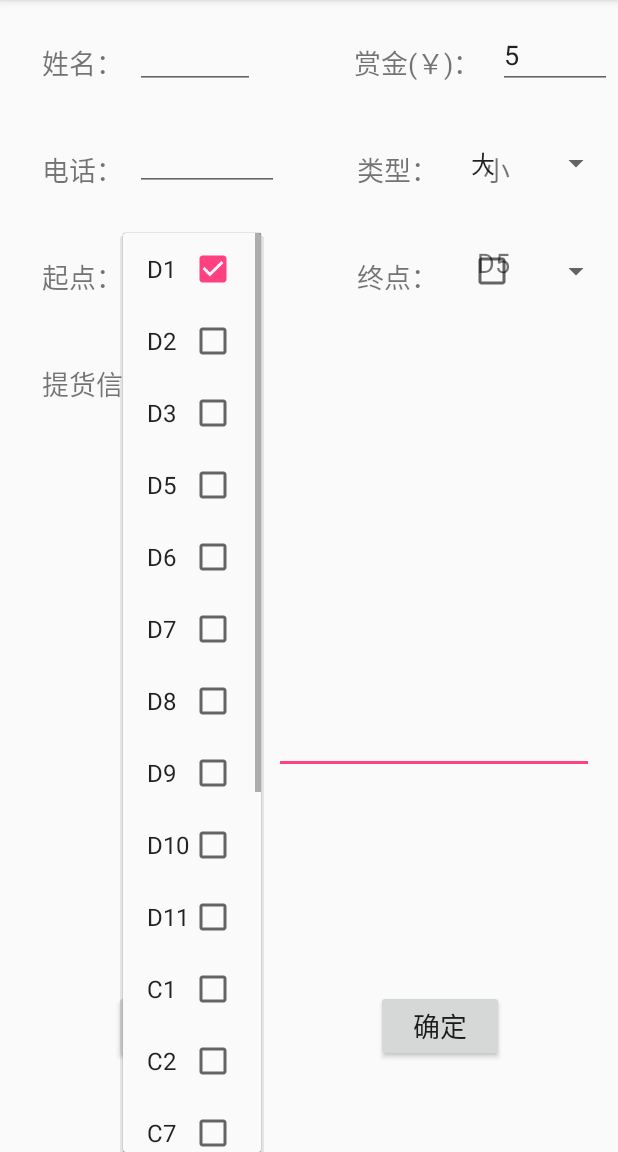
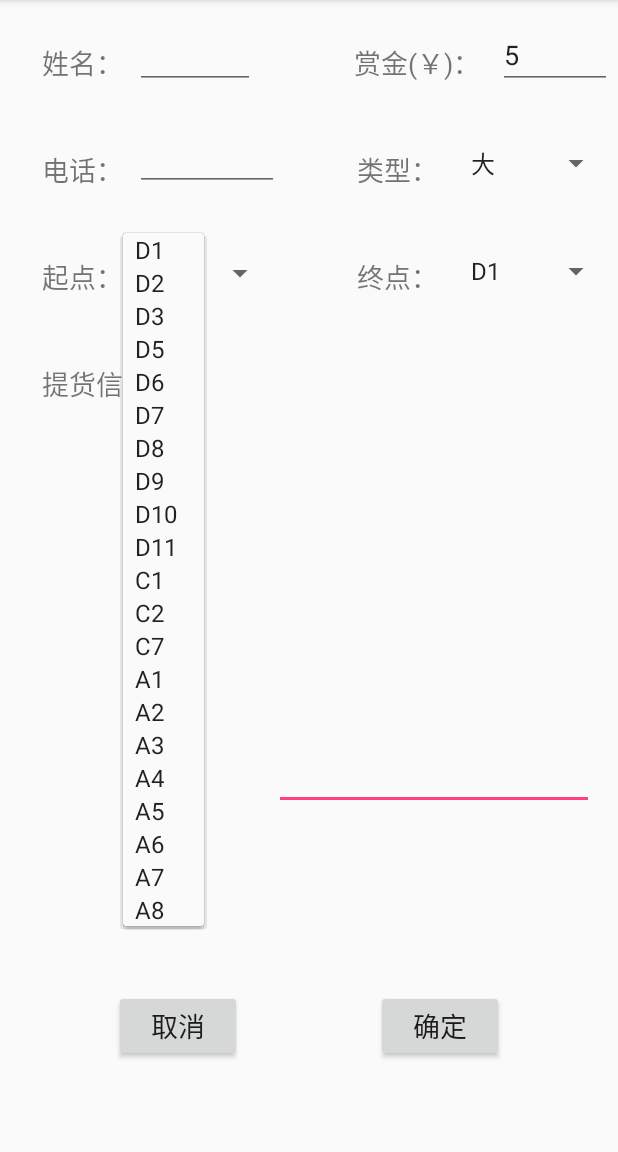
Before and after one commit to StellarL/Express, an Android app: the num11Activity screen opened directly, with no data from a screen before it, after a tap on "D1", on a phone screen of 412 x 824 dp, the part 84-1236 px from its top. Run offline under Robolectric (Android 15) with nearby library versions, the phone set to English and light mode, and no system bars.

Commit message:
最终版本 (#18)

```diff
--- a/app/src/main/java/com/example/packageapp/mineActivity.java
+++ b/app/src/main/java/com/example/packageapp/mineActivity.java
@@ -76,9 +76,9 @@ public class mineActivity extends AppCompatActivity implements BottomNavigationB
                  *  BACKGROUND_STYLE_RIPPLE: 波纹样式 点击有波纹效果
                  */
 
-                .setActiveColor("#FF107FFD") //选中颜色
-                .setInActiveColor("#e9e6e6") //未选中颜色
-                .setBarBackgroundColor("#1ccbae");//导航栏背景色
+                .setActiveColor(R.color.check) //选中颜色
+                .setInActiveColor(R.color.colorgrey) //未选中颜色
+                .setBarBackgroundColor(R.color.back);//导航栏背景色
 
         /** 添加导航按钮 */
         bottomNavigationBar
--- a/app/src/main/java/com/example/packageapp/num11Activity.java
+++ b/app/src/main/java/com/example/packageapp/num11Activity.java
@@ -56,7 +56,7 @@ public class num11Activity extends AppCompatActivity {
 
 
 
-        /*spinner.setOnItemSelectedListener(new AdapterView.OnItemSelectedListener() {
+        spinner.setOnItemSelectedListener(new AdapterView.OnItemSelectedListener() {
 
             @Override
             public void onItemSelected(AdapterView<?> adapterView, View view, int i, long l) {
@@ -70,7 +70,7 @@ public class num11Activity extends AppCompatActivity {
             public void onNothingSelected(AdapterView<?> adapterView) {
 
             }
-        });*/
+        });
 
 
         /*此段为起点下拉框*/
@@ -78,7 +78,7 @@ public class num11Activity extends AppCompatActivity {
         final String[] arr2=new String[]{
                 "D1","D2","D3","D5","D6","D7","D8","D9","D10","D11","C1","C2","C7","A1","A2","A3","A4","A5","A6","A7","A8"
         };
-        ArrayAdapter<String> arrayAdapter2=new ArrayAdapter<String>(num11Activity.this,android.R.layout.simple_list_item_multiple_choice,arr2);
+        ArrayAdapter<String> arrayAdapter2=new ArrayAdapter<String>(num11Activity.this,android.R.layout.simple_spinner_item,arr2);
         startPlace.setAdapter(arrayAdapter2);
 
         /*startPlace.setOnItemSelectedListener(new AdapterView.OnItemSelectedListener() {
@@ -157,6 +157,7 @@ public class num11Activity extends AppCompatActivity {
                 Log.e("insert","onClick: insert success" );
                 Intent intent1 = new Intent(num11Activity.this,num3Activity.class);
                 startActivity(intent1);
+                finish();
             }
         });
     }
--- a/app/src/main/java/com/example/packageapp/num9Activity.java
+++ b/app/src/main/java/com/example/packageapp/num9Activity.java
@@ -39,7 +39,7 @@ public class num9Activity extends AppCompatActivity {
                 //更新订单已完成
                 DBUtil dbUtil1 = new DBUtil(num9Activity.this,"express1.db");
                 dbUtil.updateFinish(Integer.valueOf(id));
-                Intent intent1 = new Intent(num9Activity.this,orderActivity.class);
+                Intent intent1 = new Intent(num9Activity.this,num8Activity.class);
                 startActivity(intent1);
             }
         });
--- a/app/src/main/res/layout/activity_num11.xml
+++ b/app/src/main/res/layout/activity_num11.xml
@@ -9,8 +9,8 @@
     <EditText
         android:id="@+id/textPs"
         android:layout_width="wrap_content"
-        android:layout_height="50dp"
-        android:layout_marginBottom="252dp"
+        android:layout_height="80dp"
+        android:layout_marginBottom="228dp"
         android:layout_marginEnd="16dp"
         android:ems="10"
         android:textSize="18dp"
@@ -178,36 +178,4 @@
         app:layout_constraintBottom_toBottomOf="parent"
         app:layout_constraintStart_toStartOf="parent" />
 
-    <TextView
-        android:id="@+id/textType"
-        android:layout_width="38dp"
-        android:layout_height="25dp"
-        android:layout_marginEnd="48dp"
-        android:layout_marginTop="16dp"
-        android:text="小"
-        android:textSize="18dp"
-        app:layout_constraintEnd_toEndOf="@+id/spinner"
-        app:layout_constraintTop_toTopOf="@+id/spinner" />
-
-    <TextView
-        android:id="@+id/textStart"
-        android:layout_width="32dp"
-        android:layout_height="27dp"
-        android:layout_marginStart="16dp"
-        android:layout_marginTop="8dp"
-        android:text="D5"
-        android:textSize="18dp"
-        app:layout_constraintStart_toStartOf="@+id/startPlace"
-        app:layout_constraintTop_toTopOf="@+id/startPlace" />
-
-    <TextView
-        android:id="@+id/textEnd"
-        android:layout_width="32dp"
-        android:layout_height="27dp"
-        android:layout_marginStart="12dp"
-        android:layout_marginTop="8dp"
-        android:text="D5"
-        android:textSize="18dp"
-        app:layout_constraintStart_toStartOf="@+id/endPlace"
-        app:layout_constraintTop_toTopOf="@+id/endPlace" />
 </android.support.constraint.ConstraintLayout>
--- a/app/src/main/res/values/colors.xml
+++ b/app/src/main/res/values/colors.xml
@@ -3,6 +3,9 @@
     <color name="colorPrimary">#3F51B5</color>
     <color name="colorPrimaryDark">#303F9F</color>
     <color name="colorAccent">#FF4081</color>
-    <color name="colorgrey">#ccc</color>
+    <color name="colorgrey">#fff</color>
     <color name="colorblue">#82a6f5</color>
+    <color name="back">#88b5ca</color>
+    <color name="check">#9B30FF</color>
+    <!--<color name="">#88b5ca</color>-->
 </resources>
--- a/app/src/main/res/values/styles.xml
+++ b/app/src/main/res/values/styles.xml
@@ -6,6 +6,7 @@
         <item name="colorPrimary">@color/colorPrimary</item>
         <item name="colorPrimaryDark">@color/colorPrimaryDark</item>
         <item name="colorAccent">@color/colorAccent</item>
+        <!--<item name="android:windowTranslucentStatus">true</item>-->
     </style>
 
 </resources>
```
Also changed, not shown: app/src/main/java/com/example/packageapp/AllOrdersAdapter.java (+35 -5 lines), app/src/main/java/com/example/packageapp/DBUtil.java (+5 -4 lines), app/src/main/java/com/example/packageapp/num3Activity.java (+5 -3 lines), app/src/main/java/com/example/packageapp/num6Activity.java (+10 -5 lines), app/src/main/java/com/example/packageapp/num8Activity.java (+24 -18 lines), app/src/main/res/layout/layout_dialog.xml (added, +84 -0 lines).
